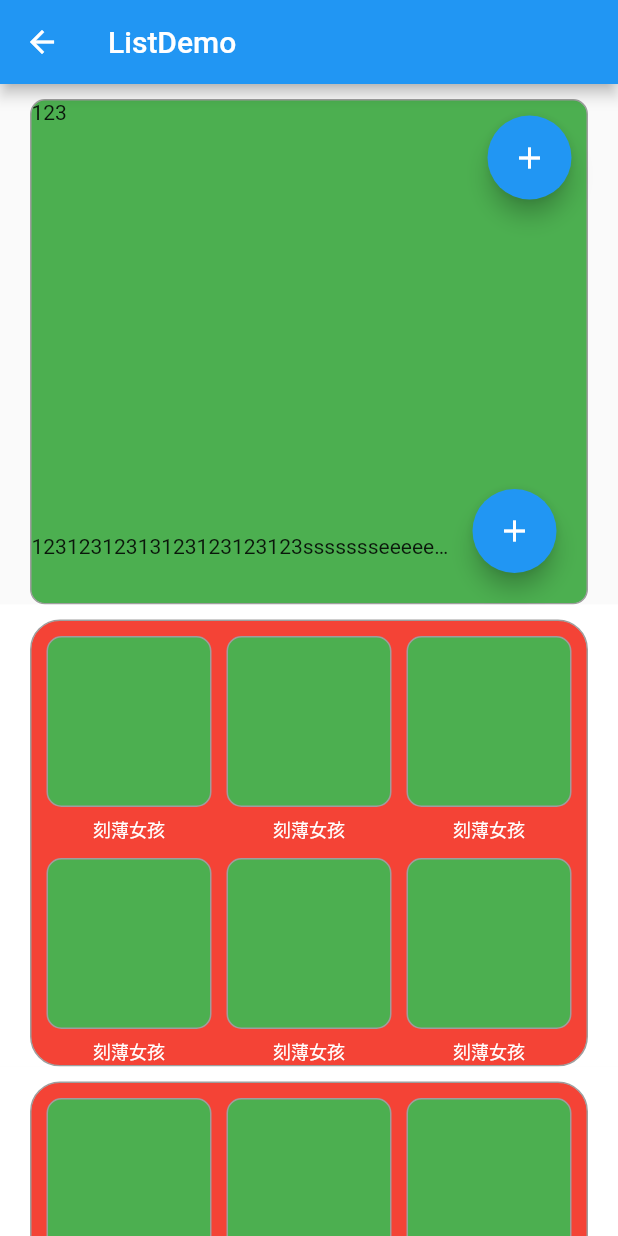
After one commit to justForL/FlutterDemos, a Flutter app: the YYDemo screen opened directly, on a phone screen of 412 x 824 dp. The commit adds this screen. Run offline on Flutter 3.47's test engine with Material 2 defaults, Android fonts, the phone set to English and light mode, and no system bars.

Commit message:
text flex

```diff
--- a/lib/Moudle/Home/HomeList.dart
+++ b/lib/Moudle/Home/HomeList.dart
@@ -3,13 +3,14 @@ import 'package:demo02/Moudle/Home/ScrollBottomBar.dart';
 import 'package:demo02/Moudle/Home/ScrollToTopDemo.dart';
 import 'package:demo02/Moudle/Home/TextFieldDemo.dart';
 import 'package:demo02/Moudle/Home/WX9Button.dart';
+import 'package:demo02/Moudle/Home/YYDemo.dart';
 import 'package:demo02/Router.dart';
 import 'package:flutter/material.dart';
 import 'package:flutter/widgets.dart';
 
 void main() => runApp(HomeList());
 
-enum HomeItemEnum { Modal, WX9Button, TextField, ExpansionDemo,ScrollToTop,ScrollBottomBar }
+enum HomeItemEnum { Modal, WX9Button, TextField, ExpansionDemo,ScrollToTop,ScrollBottomBar,ListDemo }
 
 class HomeListItemModel {
   String title;
@@ -25,6 +26,7 @@ class HomeList extends StatelessWidget {
     HomeListItemModel("expansion_demo", HomeItemEnum.ExpansionDemo),
     HomeListItemModel("ScrollToTop", HomeItemEnum.ScrollToTop),
     HomeListItemModel("ScrollBottomBar", HomeItemEnum.ScrollBottomBar),
+    HomeListItemModel("YYDemo", HomeItemEnum.ListDemo),
   ];
   Widget build(BuildContext context) {
     return Scaffold(
@@ -81,6 +83,11 @@ class HomeListItem extends StatelessWidget {
           _routeJumpAction(context, ScrollBottomBar(), false);
         }
         break;
+        case HomeItemEnum.ListDemo:
+        {
+          _routeJumpAction(context, YYDemo(), false);
+        }
+        break;
 
       default:
     }
--- /dev/null
+++ b/lib/Moudle/Home/YYDemo.dart
@@ -0,0 +1,160 @@
+import 'package:flutter/material.dart';
+import 'package:flutter/widgets.dart';
+
+void main() => runApp(YYDemo());
+
+class YYDemo extends StatefulWidget {
+  @override
+  State createState() => _YYDemoState();
+}
+
+class _YYDemoState extends State<YYDemo> with SingleTickerProviderStateMixin {
+  @override
+  Widget build(BuildContext context) {
+    return Scaffold(
+      appBar: AppBar(
+        title: Text("ListDemo"),
+        // automaticallyImplyLeading: false
+
+      ),
+      body: Container(child: _buildListView()),
+    );
+  }
+
+  Widget _buildListView() {
+    return ListView.builder(
+      itemCount: 10,
+      itemBuilder: (context, index) {
+        if (index == 0) {
+          return SingleStoryItem();
+        }
+        return ListItem(index);
+      },
+    );
+  }
+}
+
+class ListItem extends StatelessWidget {
+  final int index;
+  ListItem(this.index);
+  @override
+  Widget build(BuildContext context) {
+    return Container(
+      color: Colors.white,
+      child: Padding(
+          padding: EdgeInsets.fromLTRB(20, 10, 20, 0),
+          child: Container(
+            // width: 335,
+            // height: 335,
+            // color: Colors.red,
+            child: Wrap(children: <Widget>[
+              StoryItem(),
+              StoryItem(),
+              StoryItem(),
+              StoryItem(),
+              StoryItem(),
+              StoryItem()
+            ]),
+            decoration: BoxDecoration(
+                borderRadius: BorderRadius.circular(20),
+                color: Colors.red,
+                border: Border.all(color: Colors.grey, width: 1)),
+          )),
+    );
+  }
+}
+
+class StoryItem extends StatelessWidget {
+  @override
+  Widget build(BuildContext context) {
+    final size = MediaQuery.of(context).size;
+    final width = size.width;
+    final itemWidth = ((width - 4 * 10 - 40) ~/ 3).toDouble();
+    return Container(
+        child: Padding(
+      padding: EdgeInsets.fromLTRB(10, 10, 0, 0),
+      child: Column(
+        children: <Widget>[
+          Container(
+            width: itemWidth,
+            height: 114,
+            decoration: BoxDecoration(
+                border: Border.all(color: Colors.grey),
+                color: Colors.green,
+                borderRadius: BorderRadius.circular(10)),
+          ),
+          Container(
+            child: Padding(
+              padding: EdgeInsets.fromLTRB(0, 6, 0, 0),
+              child: Text(
+                "刻薄女孩",
+                style: TextStyle(fontSize: 12, color: Colors.white),
+              ),
+            ),
+          )
+        ],
+      ),
+    ));
+  }
+}
+
+class SingleStoryItem extends StatelessWidget {
+  @override
+  Widget build(BuildContext context) {
+    return Container(
+      child: Padding(
+        padding: EdgeInsets.fromLTRB(20, 10, 20, 0),
+        child: Container(
+          child: Container(
+              width: 335,
+              height: 335,
+              child: Stack(
+                children: <Widget>[
+                  Column(
+                    mainAxisAlignment: MainAxisAlignment.spaceBetween,
+                    children: <Widget>[
+                      Row(
+                        children: <Widget>[Text("123")],
+                      ),
+                      Row(
+                        mainAxisAlignment: MainAxisAlignment.spaceBetween,
+                        children: <Widget>[
+                          Expanded(
+                            child: Text(
+                              "12312312313123123123123ssssssseeeeeeeess1",
+                              overflow: TextOverflow.ellipsis,
+                            ),
+                          ),
+                          Padding(
+                            padding: EdgeInsets.fromLTRB(10, 0, 20, 20),
+                            child: FloatingActionButton(
+                              onPressed: () {},
+                              child: (Icon(Icons.add)),
+                            ),
+                          )
+                        ],
+                      )
+                    ],
+                  ),
+                  Positioned(
+                    top: 10,
+                    right: 10,
+                    child: FloatingActionButton(
+                      child: Icon(
+                        Icons.add,
+                        color: Colors.white,
+                      ),
+                      onPressed: () {},
+                    ),
+                  ),
+                ],
+              )),
+          decoration: BoxDecoration(
+              border: Border.all(color: Colors.grey),
+              color: Colors.green,
+              borderRadius: BorderRadius.circular(10)),
+        ),
+      ),
+    );
+  }
+}
--- a/pubspec.yaml
+++ b/pubspec.yaml
@@ -19,6 +19,7 @@ environment:
 dependencies:
   flutter:
     sdk: flutter
+  dio: 2.1.13
 
   # The following adds the Cupertino Icons font to your application.
   # Use with the CupertinoIcons class for iOS style icons.
```
Also changed, not shown: pubspec.lock, 1 other file.
